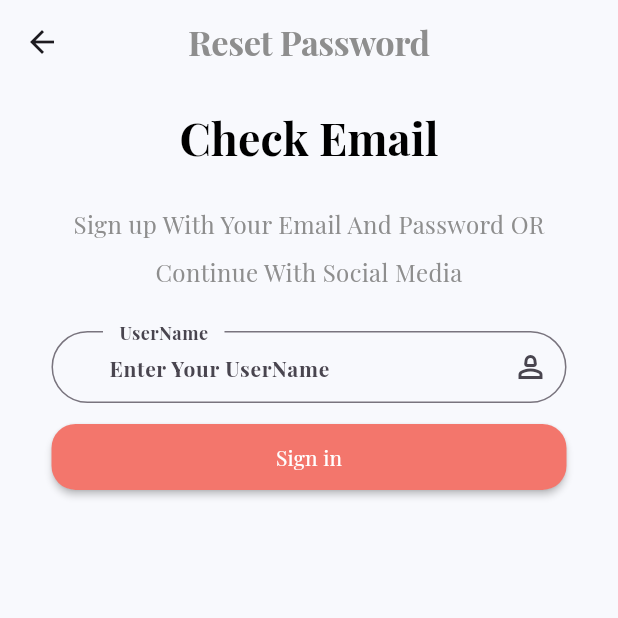
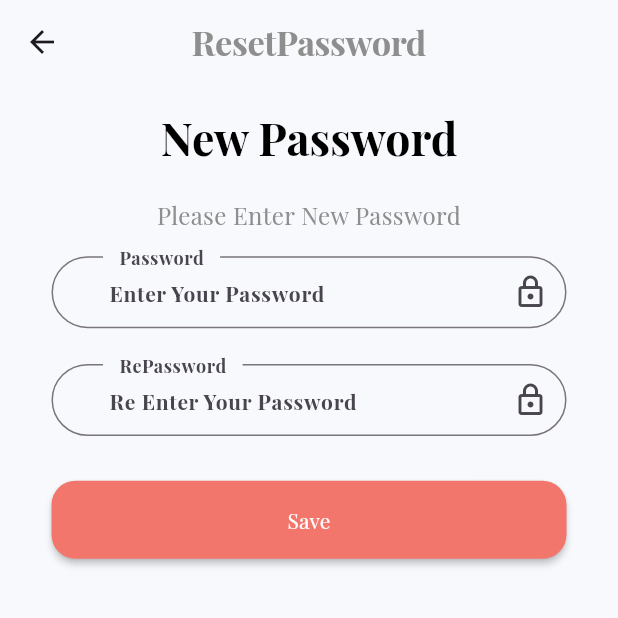
Before and after one commit to MohammedAnwar2/ecommerce-app, a Flutter app: the ResetPassword screen opened by its route, on a phone screen of 412 x 824 dp, the top half of it. Run offline on Flutter 3.47's test engine with Material 3 defaults, Android fonts, the light colour scheme and no system bars; our stand-ins replace flutter_otp_text_field, flutter_screenutil, get, shared_preferences; accounts and stored records are empty; project files that could hold a hidden picture were left out.

Commit message:
Add new controllers and views for email verification, password reset, and signup success
This commit adds new controllers and views for email verification, password reset,
and signup success screens. It also includes necessary routes and widgets for
handling these functionalities.

```diff
--- a/lib/controller/auth/forgetpassword.dart
+++ b/lib/controller/auth/forgetpassword_controller.dart
@@ -4,15 +4,15 @@ import 'package:get/get.dart';
 
 abstract class ForgetPasswordController extends GetxController {
   checkEmail();
-  goToVerfyCode();
+  goToVerifyCode();
 }
 
 class ForgetPasswordControllerImp extends ForgetPasswordController {
   late TextEditingController email;
 
   @override
-  goToVerfyCode() {
-    Get.toNamed(AppRoute.verfyCode);
+  goToVerifyCode() {
+    Get.toNamed(AppRoute.verifyCode);
   }
 
   @override
--- /dev/null
+++ b/lib/controller/auth/resetpassword_controller.dart
@@ -0,0 +1,35 @@
+import 'package:ecommerce/route/route_app.dart';
+import 'package:flutter/material.dart';
+import 'package:get/get.dart';
+
+abstract class ResetPasswordController extends GetxController {
+  resetPassword();
+  goToSuccessResetPasswor();
+}
+
+class ResetPasswordControllerImp extends ResetPasswordController {
+  late TextEditingController password;
+  late TextEditingController repassword;
+
+  @override
+  goToSuccessResetPasswor() {
+    Get.toNamed(AppRoute.successResetpassword);
+  }
+
+  @override
+  resetPassword() {}
+
+  @override
+  void onInit() {
+    password = TextEditingController();
+    repassword = TextEditingController();
+    super.onInit();
+  }
+
+  @override
+  void onClose() {
+    password.dispose();
+    repassword.dispose();
+    super.onClose();
+  }
+}
--- a/lib/controller/auth/signup_controller.dart
+++ b/lib/controller/auth/signup_controller.dart
@@ -5,6 +5,7 @@ import 'package:get/get.dart';
 abstract class SignUpController extends GetxController {
   signUp();
   goToLogin();
+  goToCheckEmail();
 }
 
 class SignUpControllerImp extends SignUpController {
@@ -38,4 +39,9 @@ class SignUpControllerImp extends SignUpController {
     userName.dispose();
     super.onClose();
   }
+
+  @override
+  goToCheckEmail() {
+    Get.toNamed(AppRoute.checkEmail);
+  }
 }
--- a/lib/route/route_app.dart
+++ b/lib/route/route_app.dart
@@ -5,5 +5,8 @@ class AppRoute {
   static const String signUp = "/signUp";
   static const String forgetPassword = "/forgetPassword";
   static const String resetPassword = "/resetPassword";
-  static const String verfyCode = "/VerfyCode";
+  static const String verifyCode = "/VerfyCode";
+  static const String successResetpassword = "/successResetpassword";
+  static const String successSignup = "/successSignup";
+  static const String checkEmail = "/checkEmail";
 }
--- a/lib/route/routes.dart
+++ b/lib/route/routes.dart
@@ -1,8 +1,11 @@
 import 'package:ecommerce/route/route_app.dart';
-import 'package:ecommerce/view/screen/auth/forgetpassword.dart';
-import 'package:ecommerce/view/screen/auth/resetpassword.dart';
+import 'package:ecommerce/view/screen/auth/checkEmail.dart';
+import 'package:ecommerce/view/screen/auth/forgetPassword/forgetpassword.dart';
+import 'package:ecommerce/view/screen/auth/forgetPassword/resetpassword.dart';
+import 'package:ecommerce/view/screen/auth/forgetPassword/success_resetpassword.dart';
+import 'package:ecommerce/view/screen/auth/forgetPassword/verifycode.dart';
 import 'package:ecommerce/view/screen/auth/signup.dart';
-import 'package:ecommerce/view/screen/auth/verifycode.dart';
+import 'package:ecommerce/view/screen/auth/success_signup.dart';
 import 'package:ecommerce/view/screen/onbording.dart';
 import 'package:ecommerce/view/screen/auth/login.dart';
 import 'package:ecommerce/view/screen/language.dart';
@@ -23,17 +26,29 @@ List<GetPage<dynamic>>? getPages = [
       page: () => const ForgetPassword(),
       transition: Transition.fade),
   GetPage(
-      name: AppRoute.verfyCode,
-      page: () => const VerfyCode(),
+      name: AppRoute.verifyCode,
+      page: () => const VerifyCode(),
       transition: Transition.fade),
   GetPage(
       name: AppRoute.resetPassword,
       page: () => const ResetPassword(),
       transition: Transition.fade),
+  GetPage(
+      name: AppRoute.successResetpassword,
+      page: () => const SuccessResetpassword(),
+      transition: Transition.fade),
+  GetPage(
+      name: AppRoute.successSignup,
+      page: () => const SuccessSignup(),
+      transition: Transition.fade),
+  GetPage(
+      name: AppRoute.checkEmail,
+      page: () => const CheckEmail(),
+      transition: Transition.fade),
   // onboarding
   GetPage(
       name: AppRoute.onbording,
-      page: () => const Onbording(),
+      page: () => const Onboarding(),
       transition: Transition.fade),
   //first page
   GetPage(
--- a/lib/view/screen/Onbording.dart
+++ b/lib/view/screen/Onbording.dart
@@ -6,8 +6,8 @@ import 'package:ecommerce/view/widget/onboarding/custom_slider.dart';
 import 'package:flutter/material.dart';
 import 'package:get/get.dart';
 
-class Onbording extends StatelessWidget {
-  const Onbording({super.key});
+class Onboarding extends StatelessWidget {
+  const Onboarding({super.key});
 
   @override
   Widget build(BuildContext context) {
--- a/lib/view/screen/auth/verifycode.dart
+++ b/lib/view/screen/auth/checkEmail.dart
@@ -1,4 +1,4 @@
-import 'package:ecommerce/controller/auth/forgetpassword.dart';
+import 'package:ecommerce/controller/auth/checkEmail_controller.dart';
 import 'package:ecommerce/core/constant/color.dart';
 import 'package:ecommerce/core/shared/horizontal_and_vertical_size.dart';
 import 'package:ecommerce/view/widget/auth/custom_text_appbar_title_auth.dart';
@@ -9,43 +9,44 @@ import 'package:ecommerce/view/widget/auth/custom_auth_button.dart';
 import 'package:flutter/material.dart';
 import 'package:get/get.dart';
 
-class VerfyCode extends StatelessWidget {
-  const VerfyCode({super.key});
+class CheckEmail extends StatelessWidget {
+  const CheckEmail({super.key});
 
   @override
   Widget build(BuildContext context) {
-    ForgetPasswordControllerImp controller =
-        Get.put(ForgetPasswordControllerImp());
+    CheckEmailControllerImp controller = Get.put(CheckEmailControllerImp());
     return Scaffold(
         backgroundColor: AppColor.background,
         appBar: AppBar(
           backgroundColor: AppColor.background,
           elevation: 0.0,
           centerTitle: true,
-          title: const CustomTextAppBarTitleAuth(text: "Verfy Code"),
+          title: const CustomTextAppBarTitleAuth(text: "Check Email"),
         ),
         body: Container(
           padding:
               EdgeInsetsDirectional.symmetric(horizontal: horizontalSize(30)),
           child: ListView(
-            padding: EdgeInsetsDirectional.only(top: verticalSized(15)),
+            padding: EdgeInsetsDirectional.only(top: verticalSized(30)),
             children: [
               const CustomTextTitleAuth(text: "Check Email"),
               verticalSizedBox(20),
               const CustomTextBodyAuth(
                   text:
-                      "Sign up With Your Email And Password OR Continue With Social Media"),
+                      "Please Enter Your Email Address To Recive A Verification Code"),
               verticalSizedBox(20),
               CustomTextFormFieldAuth(
                 controller: controller.email,
-                hint: "Enter Your UserName",
-                lable: "UserName",
-                icon: Icons.person_2_outlined,
+                hint: "Enter Your Email",
+                lable: "Email",
+                icon: Icons.email_outlined,
               ),
-              verticalSizedBox(10),
+              verticalSizedBox(25),
               CustomAuthButton(
-                text: "Sign in",
-                onPressed: () {},
+                text: "Check",
+                onPressed: () {
+                  controller.goToSuccessResetPassword();
+                },
               ),
             ],
           ),
--- a/lib/view/screen/auth/resetpassword.dart
+++ b/lib/view/screen/auth/forgetPassword/forgetpassword.dart
@@ -1,4 +1,4 @@
-import 'package:ecommerce/controller/auth/forgetpassword.dart';
+import 'package:ecommerce/controller/auth/forgetpassword_controller.dart';
 import 'package:ecommerce/core/constant/color.dart';
 import 'package:ecommerce/core/shared/horizontal_and_vertical_size.dart';
 import 'package:ecommerce/view/widget/auth/custom_text_appbar_title_auth.dart';
@@ -9,8 +9,8 @@ import 'package:ecommerce/view/widget/auth/custom_auth_button.dart';
 import 'package:flutter/material.dart';
 import 'package:get/get.dart';
 
-class ResetPassword extends StatelessWidget {
-  const ResetPassword({super.key});
+class ForgetPassword extends StatelessWidget {
+  const ForgetPassword({super.key});
 
   @override
   Widget build(BuildContext context) {
@@ -22,30 +22,32 @@ class ResetPassword extends StatelessWidget {
           backgroundColor: AppColor.background,
           elevation: 0.0,
           centerTitle: true,
-          title: const CustomTextAppBarTitleAuth(text: "Reset Password"),
+          title: const CustomTextAppBarTitleAuth(text: "Forger Password"),
         ),
         body: Container(
           padding:
               EdgeInsetsDirectional.symmetric(horizontal: horizontalSize(30)),
           child: ListView(
-            padding: EdgeInsetsDirectional.only(top: verticalSized(15)),
+            padding: EdgeInsetsDirectional.only(top: verticalSized(30)),
             children: [
               const CustomTextTitleAuth(text: "Check Email"),
               verticalSizedBox(20),
               const CustomTextBodyAuth(
                   text:
-                      "Sign up With Your Email And Password OR Continue With Social Media"),
+                      "Please Enter Your Email Address To Recive A Verification Code"),
               verticalSizedBox(20),
               CustomTextFormFieldAuth(
                 controller: controller.email,
-                hint: "Enter Your UserName",
-                lable: "UserName",
-                icon: Icons.person_2_outlined,
+                hint: "Enter Your Email",
+                lable: "Email",
+                icon: Icons.email_outlined,
               ),
-              verticalSizedBox(10),
+              verticalSizedBox(25),
               CustomAuthButton(
-                text: "Sign in",
-                onPressed: () {},
+                text: "Check",
+                onPressed: () {
+                  controller.goToVerifyCode();
+                },
               ),
             ],
           ),
--- /dev/null
+++ b/lib/view/screen/auth/forgetPassword/resetpassword.dart
@@ -0,0 +1,61 @@
+import 'package:ecommerce/controller/auth/resetpassword_controller.dart';
+import 'package:ecommerce/core/constant/color.dart';
+import 'package:ecommerce/core/shared/horizontal_and_vertical_size.dart';
+import 'package:ecommerce/view/widget/auth/custom_text_appbar_title_auth.dart';
+import 'package:ecommerce/view/widget/auth/custom_text_body_auth.dart';
+import 'package:ecommerce/view/widget/auth/custom_text_form_field_auth.dart';
+import 'package:ecommerce/view/widget/auth/custom_text_title_auth.dart';
+import 'package:ecommerce/view/widget/auth/custom_auth_button.dart';
+import 'package:flutter/material.dart';
+import 'package:get/get.dart';
+
+class ResetPassword extends StatelessWidget {
+  const ResetPassword({super.key});
+
+  @override
+  Widget build(BuildContext context) {
+    ResetPasswordControllerImp controller =
+        Get.put(ResetPasswordControllerImp());
+    return Scaffold(
+        backgroundColor: AppColor.background,
+        appBar: AppBar(
+          backgroundColor: AppColor.background,
+          elevation: 0.0,
+          centerTitle: true,
+          title: const CustomTextAppBarTitleAuth(text: "ResetPassword"),
+        ),
+        body: Container(
+          padding:
+              EdgeInsetsDirectional.symmetric(horizontal: horizontalSize(30)),
+          child: ListView(
+            padding: EdgeInsetsDirectional.only(top: verticalSized(15)),
+            children: [
+              const CustomTextTitleAuth(text: "New Password"),
+              verticalSizedBox(15),
+              const CustomTextBodyAuth(text: "Please Enter New Password"),
+              verticalSizedBox(10),
+              CustomTextFormFieldAuth(
+                controller: controller.password,
+                hint: "Enter Your Password",
+                lable: "Password",
+                icon: Icons.lock_outlined,
+              ),
+              verticalSizedBox(20),
+              CustomTextFormFieldAuth(
+                controller: controller.repassword,
+                hint: "Re Enter Your Password",
+                lable: "RePassword",
+                icon: Icons.lock_outlined,
+              ),
+              verticalSizedBox(25),
+              CustomAuthButton(
+                text: "Save",
+                onPressed: () {
+                  controller.goToSuccessResetPasswor();
+                },
+              ),
+            ],
+          ),
+        ));
+  }
+}
--- a/lib/view/screen/auth/forgetpassword.dart
+++ b/lib/view/screen/auth/forgetPassword/verifycode.dart
@@ -1,52 +1,40 @@
-import 'package:ecommerce/controller/auth/forgetpassword.dart';
+import 'package:ecommerce/controller/auth/verfycode_controller.dart';
 import 'package:ecommerce/core/constant/color.dart';
 import 'package:ecommerce/core/shared/horizontal_and_vertical_size.dart';
+import 'package:ecommerce/view/widget/auth/custom_otp_text_field.dart';
 import 'package:ecommerce/view/widget/auth/custom_text_appbar_title_auth.dart';
 import 'package:ecommerce/view/widget/auth/custom_text_body_auth.dart';
-import 'package:ecommerce/view/widget/auth/custom_text_form_field_auth.dart';
 import 'package:ecommerce/view/widget/auth/custom_text_title_auth.dart';
-import 'package:ecommerce/view/widget/auth/custom_auth_button.dart';
 import 'package:flutter/material.dart';
 import 'package:get/get.dart';
 
-class ForgetPassword extends StatelessWidget {
-  const ForgetPassword({super.key});
+class VerifyCode extends StatelessWidget {
+  const VerifyCode({super.key});
 
   @override
   Widget build(BuildContext context) {
-    ForgetPasswordControllerImp controller =
-        Get.put(ForgetPasswordControllerImp());
+    Get.put(VerifyCodeControllerImp());
     return Scaffold(
         backgroundColor: AppColor.background,
         appBar: AppBar(
           backgroundColor: AppColor.background,
           elevation: 0.0,
           centerTitle: true,
-          title: const CustomTextAppBarTitleAuth(text: "Forger Password"),
+          title: const CustomTextAppBarTitleAuth(text: "Verify Code"),
         ),
         body: Container(
           padding:
               EdgeInsetsDirectional.symmetric(horizontal: horizontalSize(30)),
           child: ListView(
-            padding: EdgeInsetsDirectional.only(top: verticalSized(30)),
+            padding: EdgeInsetsDirectional.only(top: verticalSized(15)),
             children: [
               const CustomTextTitleAuth(text: "Check Email"),
               verticalSizedBox(20),
               const CustomTextBodyAuth(
                   text:
-                      "Sign up With Your Email And Password OR Continue With Social Media"),
+                      "Please Enter The Digital Code Send To moanbm123@gmai.com"),
               verticalSizedBox(20),
-              CustomTextFormFieldAuth(
-                controller: controller.email,
-                hint: "Enter Your Email",
-                lable: "Email",
-                icon: Icons.person_2_outlined,
-              ),
-              verticalSizedBox(25),
-              CustomAuthButton(
-                text: "Check",
-                onPressed: () {},
-              ),
+              CustomOtpTextField(),
             ],
           ),
         ));
--- a/lib/view/screen/auth/signup.dart
+++ b/lib/view/screen/auth/signup.dart
@@ -66,7 +66,9 @@ class SignUp extends StatelessWidget {
               verticalSizedBox(30),
               CustomAuthButton(
                 text: "Sign in",
-                onPressed: () {},
+                onPressed: () {
+                  controller.goToCheckEmail();
+                },
               ),
               verticalSizedBox(20),
               CustomTextSignInOrSignUp(
--- a/lib/view/widget/auth/custom_auth_button.dart
+++ b/lib/view/widget/auth/custom_auth_button.dart
@@ -19,7 +19,7 @@ class CustomAuthButton extends StatelessWidget {
       shape: RoundedRectangleBorder(
         borderRadius: BorderRadius.circular(16),
       ),
-      padding: const EdgeInsetsDirectional.symmetric(vertical: 12),
+      padding: const EdgeInsetsDirectional.symmetric(vertical: 16),
       child: Text(text),
     );
   }
--- a/pubspec.yaml
+++ b/pubspec.yaml
@@ -48,6 +48,7 @@ dependencies:
   google_sign_in: ^6.2.1
   responsive_builder: ^0.7.0
   flutter_screenutil: ^5.9.0
+  flutter_otp_text_field: ^1.1.2+1
 
 
 dev_dependencies:
```
Also changed, not shown: lib/controller/auth/checkEmail_controller.dart (added, +32 -0 lines), lib/controller/auth/verfycode_controller.dart (added, +24 -0 lines), lib/view/screen/auth/forgetPassword/success_resetpassword.dart (added, +43 -0 lines), lib/view/screen/auth/success_signup.dart (added, +43 -0 lines), lib/view/widget/auth/custom_otp_text_field.dart (added, +30 -0 lines), lib/controller/auth/resetpassword.dart (deleted), lib/controller/auth/verfycode.dart (deleted), pubspec.lock.
